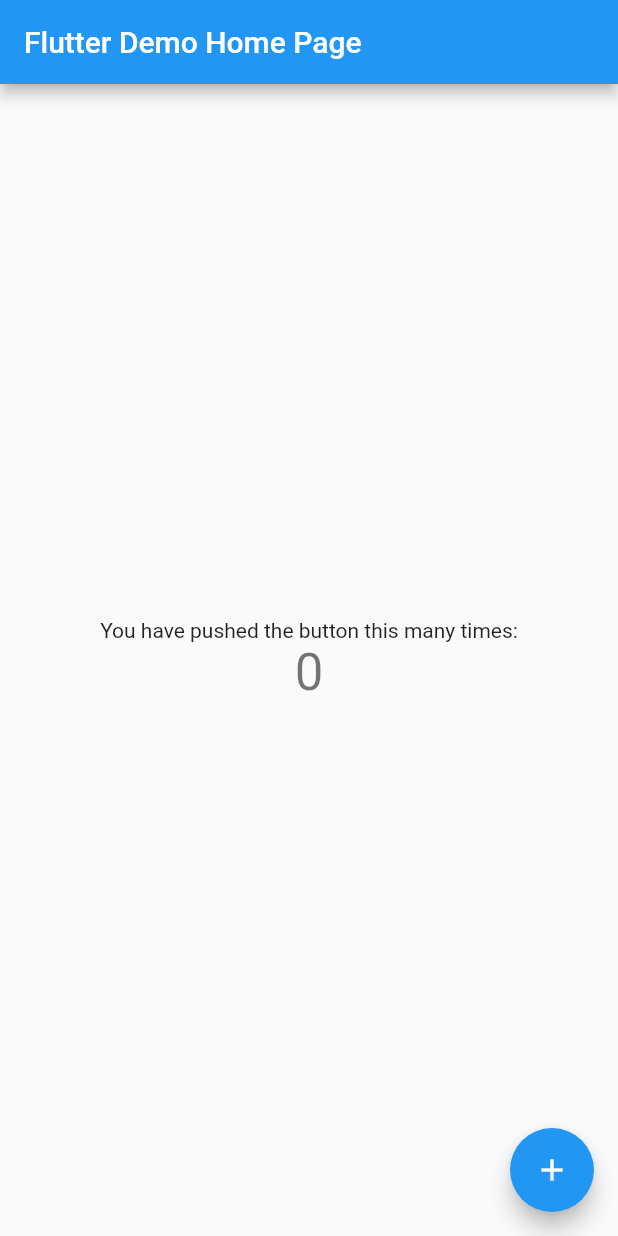
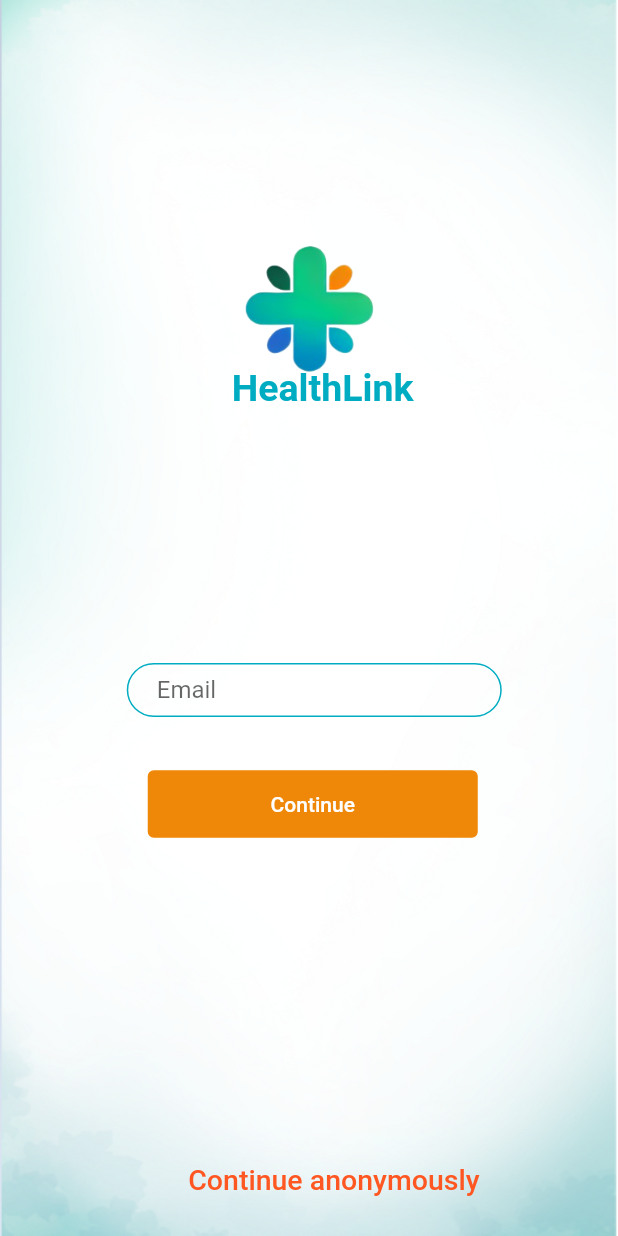
Before and after one commit to TudorRu/HealthLink, a Flutter app: the screen it shows after launch, on a phone screen of 412 x 824 dp. Run offline on Flutter 3.47's test engine with Material 2 defaults, Android fonts, the light colour scheme and no system bars.

Commit message:
created full page design

```diff
--- /dev/null
+++ b/lib/homePage.dart
@@ -0,0 +1,120 @@
+import 'package:flutter/material.dart';
+
+class HomaPage extends StatelessWidget {
+  const HomaPage({Key? key}) : super(key: key);
+
+  @override
+  Widget build(BuildContext context) {
+    return Scaffold(
+        body: Stack(
+          children: [
+            Container(
+              decoration: const BoxDecoration(
+                  image: DecorationImage(
+                      image: AssetImage("assets/backgroundHomepage.png"),
+                      fit: BoxFit.fill)
+              ),
+            ),
+            Positioned(
+              top: (MediaQuery
+                  .of(context)
+                  .size
+                  .height - 660) / 2,
+              left: (MediaQuery
+                  .of(context)
+                  .size
+                  .width - 270) / 2,
+              child: Stack(
+                  children: [
+                    Container(
+                      width: 270,
+                      height: 270,
+                      decoration: const BoxDecoration(
+                        image: DecorationImage(
+                            image: AssetImage("assets/logo.png")),
+                      ),
+                    ),
+                    Positioned(
+                        top: (MediaQuery
+                            .of(context)
+                            .size
+                            .height - 500) / 2,
+                        left: (MediaQuery
+                            .of(context)
+                            .size
+                            .width - 245) / 2, child: Text('HealthLink',
+                      style: TextStyle(fontWeight: FontWeight.bold,
+                          fontSize: 25,
+                          color: Color(0xFF00ACC2)
+                      ),
+                    )),
+                  ]
+              ),
+            ),
+            Positioned(
+                top: (MediaQuery
+                    .of(context)
+                    .size
+                    .height + 60) / 2,
+                left: (MediaQuery
+                    .of(context)
+                    .size
+                    .width - 243) / 2,
+                child: Container(
+                    width: 250,
+                    height: 36,
+                    child: TextField(
+                        keyboardType: TextInputType.emailAddress,
+                        decoration: InputDecoration(
+                            hintText: 'Email',
+                            contentPadding: EdgeInsets.symmetric(
+                                vertical: 0, horizontal: 20),
+                            border: OutlineInputBorder(
+                              borderRadius: BorderRadius.circular(30),
+                              borderSide: BorderSide(
+                                  width: 1, color: Color(0xFF00ACC2)),
+                            ),
+                            enabledBorder: OutlineInputBorder(
+                              borderRadius: BorderRadius.circular(30),
+                              borderSide: BorderSide(
+                                  width: 1, color: Color(0xFF00ACC2)),
+
+                            )
+                        )
+                    )
+                )
+            ),
+            Positioned(
+              top: (MediaQuery
+                  .of(context)
+                  .size
+                  .height + 200) / 2,
+              left: (MediaQuery
+                  .of(context)
+                  .size
+                  .width - 215) / 2, child: TextButton(
+                style: TextButton.styleFrom(
+                    foregroundColor: Color(0xFFFFFFFF),
+                    minimumSize: Size(220, 45),
+                    backgroundColor: Color(0xFFEF8808)
+                ),
+                onPressed: () {},
+                child: Text('Continue')
+            ),),
+            Positioned(top: (MediaQuery
+                .of(context)
+                .size
+                .height + 700) / 2,
+                left: (MediaQuery
+                    .of(context)
+                    .size
+                    .width - 177) / 2, child: TextButton(
+                  onPressed: () {},
+                  child: Text('Continue anonymously', style: TextStyle(fontWeight: FontWeight.w500,
+                      fontSize: 19)),
+                ))
+          ],
+        )
+    );
+  }
+}
--- a/lib/main.dart
+++ b/lib/main.dart
@@ -1,4 +1,5 @@
 import 'package:flutter/material.dart';
+import 'homePage.dart';
 
 void main() {
   runApp(const MyApp());
@@ -13,103 +14,9 @@
     return MaterialApp(
       title: 'Flutter Demo',
       theme: ThemeData(
-        // This is the theme of your application.
-        //
-        // Try running your application with "flutter run". You'll see the
-        // application has a blue toolbar. Then, without quitting the app, try
-        // changing the primarySwatch below to Colors.green and then invoke
-        // "hot reload" (press "r" in the console where you ran "flutter run",
-        // or simply save your changes to "hot reload" in a Flutter IDE).
-        // Notice that the counter didn't reset back to zero; the application
-        // is not restarted.
-        primarySwatch: Colors.blue,
+        primarySwatch: Colors.deepOrange,
       ),
-      home: const MyHomePage(title: 'Flutter Demo Home Page'),
+      home: HomaPage(),
     );
   }
 }
-
-class MyHomePage extends StatefulWidget {
-  const MyHomePage({super.key, required this.title});
-
-  // This widget is the home page of your application. It is stateful, meaning
-  // that it has a State object (defined below) that contains fields that affect
-  // how it looks.
-
-  // This class is the configuration for the state. It holds the values (in this
-  // case the title) provided by the parent (in this case the App widget) and
-  // used by the build method of the State. Fields in a Widget subclass are
-  // always marked "final".
-
-  final String title;
-
-  @override
-  State<MyHomePage> createState() => _MyHomePageState();
-}
-
-class _MyHomePageState extends State<MyHomePage> {
-  int _counter = 0;
-
-  void _incrementCounter() {
-    setState(() {
-      // This call to setState tells the Flutter framework that something has
-      // changed in this State, which causes it to rerun the build method below
-      // so that the display can reflect the updated values. If we changed
-      // _counter without calling setState(), then the build method would not be
-      // called again, and so nothing would appear to happen.
-      _counter++;
-    });
-  }
-
-  @override
-  Widget build(BuildContext context) {
-    // This method is rerun every time setState is called, for instance as done
-    // by the _incrementCounter method above.
-    //
-    // The Flutter framework has been optimized to make rerunning build methods
-    // fast, so that you can just rebuild anything that needs updating rather
-    // than having to individually change instances of widgets.
-    return Scaffold(
-      appBar: AppBar(
-        // Here we take the value from the MyHomePage object that was created by
-        // the App.build method, and use it to set our appbar title.
-        title: Text(widget.title),
-      ),
-      body: Center(
-        // Center is a layout widget. It takes a single child and positions it
-        // in the middle of the parent.
-        child: Column(
-          // Column is also a layout widget. It takes a list of children and
-          // arranges them vertically. By default, it sizes itself to fit its
-          // children horizontally, and tries to be as tall as its parent.
-          //
-          // Invoke "debug painting" (press "p" in the console, choose the
-          // "Toggle Debug Paint" action from the Flutter Inspector in Android
-          // Studio, or the "Toggle Debug Paint" command in Visual Studio Code)
-          // to see the wireframe for each widget.
-          //
-          // Column has various properties to control how it sizes itself and
-          // how it positions its children. Here we use mainAxisAlignment to
-          // center the children vertically; the main axis here is the vertical
-          // axis because Columns are vertical (the cross axis would be
-          // horizontal).
-          mainAxisAlignment: MainAxisAlignment.center,
-          children: <Widget>[
-            const Text(
-              'You have pushed the button this many times:',
-            ),
-            Text(
-              '$_counter',
-              style: Theme.of(context).textTheme.headlineMedium,
-            ),
-          ],
-        ),
-      ),
-      floatingActionButton: FloatingActionButton(
-        onPressed: _incrementCounter,
-        tooltip: 'Increment',
-        child: const Icon(Icons.add),
-      ), // This trailing comma makes auto-formatting nicer for build methods.
-    );
-  }
-}
--- a/pubspec.yaml
+++ b/pubspec.yaml
@@ -56,7 +56,10 @@
   # The following line ensures that the Material Icons font is
   # included with your application, so that you can use the icons in
   # the material Icons class.
+
   uses-material-design: true
+  assets:
+     - assets/
 
   # To add assets to your application, add an assets section, like this:
   # assets:
```
Also changed, not shown: assets/backgroundHomepage.png (added), assets/fonts/Lato-Black.ttf (added), assets/fonts/Lato-BlackItalic.ttf (added), assets/fonts/Lato-Bold.ttf (added), assets/fonts/Lato-BoldItalic.ttf (added), assets/fonts/Lato-Italic.ttf (added), assets/fonts/Lato-Light.ttf (added), assets/fonts/Lato-LightItalic.ttf (added), assets/fonts/Lato-Regular.ttf (added), assets/fonts/Lato-Thin.ttf (added), assets/fonts/Lato-ThinItalic.ttf (added), assets/logo.png (added).
